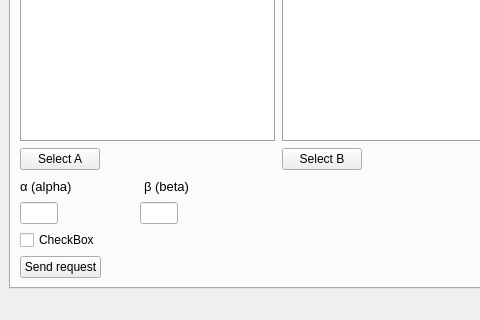
The window that mainwindow.ui (fumycat/raw) describes before a commit, drawn with Qt 5; both pictures show x 0 to 480 and y 200 to 520 of the 821 by 520 pixel window.
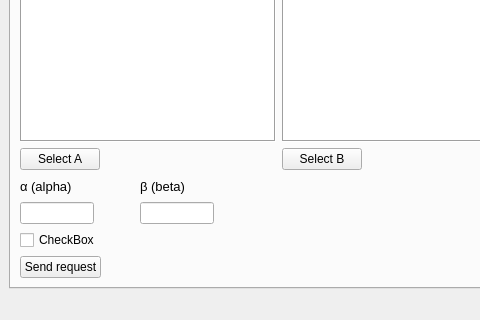
The same window after the commit. The open tabs and pages were chosen to show the change. Icons and pictures are not drawn.

Commit message: dims check

```diff
--- a/mainwindow.ui
+++ b/mainwindow.ui
@@ -345,7 +345,7 @@
           <item>
            <layout class="QVBoxLayout" name="verticalLayout_1_ab">
             <item>
-             <layout class="QHBoxLayout" name="horizontalLayout_1g" stretch="2,4,2,4">
+             <layout class="QHBoxLayout" name="horizontalLayout_1g" stretch="2,2,2,0">
               <item>
                <widget class="QLabel" name="label_tab1_alpha">
                 <property name="font">
@@ -363,6 +363,9 @@
                 <property name="orientation">
                  <enum>Qt::Horizontal</enum>
                 </property>
+                <property name="sizeType">
+                 <enum>QSizePolicy::Fixed</enum>
+                </property>
                 <property name="sizeHint" stdset="0">
                  <size>
                   <width>40</width>
@@ -399,7 +402,7 @@
              </layout>
             </item>
             <item>
-             <layout class="QHBoxLayout" name="horizontalLayout_1l" stretch="2,4,2,4">
+             <layout class="QHBoxLayout" name="horizontalLayout_1l" stretch="2,2,2,0">
               <item>
                <widget class="QLineEdit" name="lineEdit_tab1_alpha">
                 <property name="sizePolicy">
@@ -415,6 +418,9 @@
                 <property name="orientation">
                  <enum>Qt::Horizontal</enum>
                 </property>
+                <property name="sizeType">
+                 <enum>QSizePolicy::Fixed</enum>
+                </property>
                 <property name="sizeHint" stdset="0">
                  <size>
                   <width>40</width>
@@ -438,6 +444,9 @@
                 <property name="orientation">
                  <enum>Qt::Horizontal</enum>
                 </property>
+                <property name="sizeType">
+                 <enum>QSizePolicy::Expanding</enum>
+                </property>
                 <property name="sizeHint" stdset="0">
                  <size>
                   <width>40</width>
```
Left out of the diff: 2 changed lines with no effect on the pictures. The commit also changes 2 other files.
